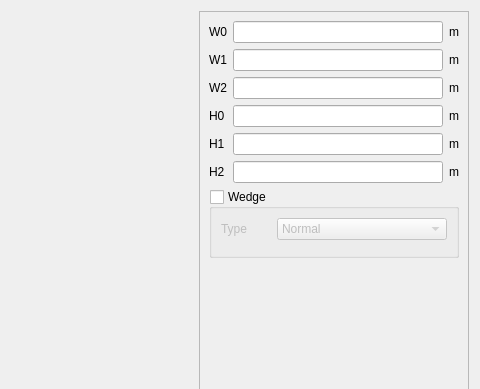
Old version of the form pyleecan/GUI/Dialog/DMachineSetup/SWSlot/PWSlot29/PWSlot29.ui in the repository Eomys/pyleecan; both pictures show x 419 to 899 and y 0 to 389 of the 899 by 470 pixel window.
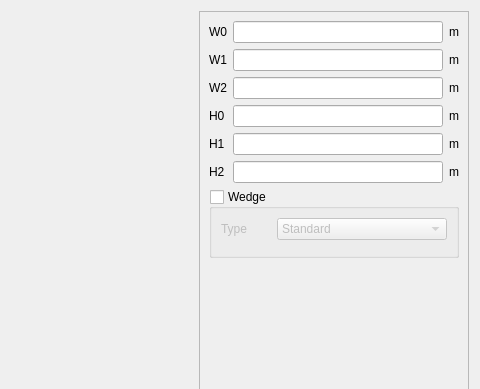
New version of the form. Icons and pictures are not drawn. Custom widgets are drawn as their Qt base class.

Commit message: [WP] adding GUI to key in notch, [CO] regenarate pictures SlotW29 For Slot with possiblity to have Normal wedge renameing ONrmal by Standard Add number on the magnets in the HoleM63 schematics Rename top_flat for HoleM63

```diff
--- a/pyleecan/GUI/Dialog/DMachineSetup/SWSlot/PWSlot29/PWSlot29.ui
+++ b/pyleecan/GUI/Dialog/DMachineSetup/SWSlot/PWSlot29/PWSlot29.ui
@@ -251,7 +251,7 @@
            <widget class="QComboBox" name="c_wedge_type">
             <item>
              <property name="text">
-              <string>Normal</string>
+              <string>Standard</string>
              </property>
             </item>
            </widget>
```
The commit also changes 27 other files.
